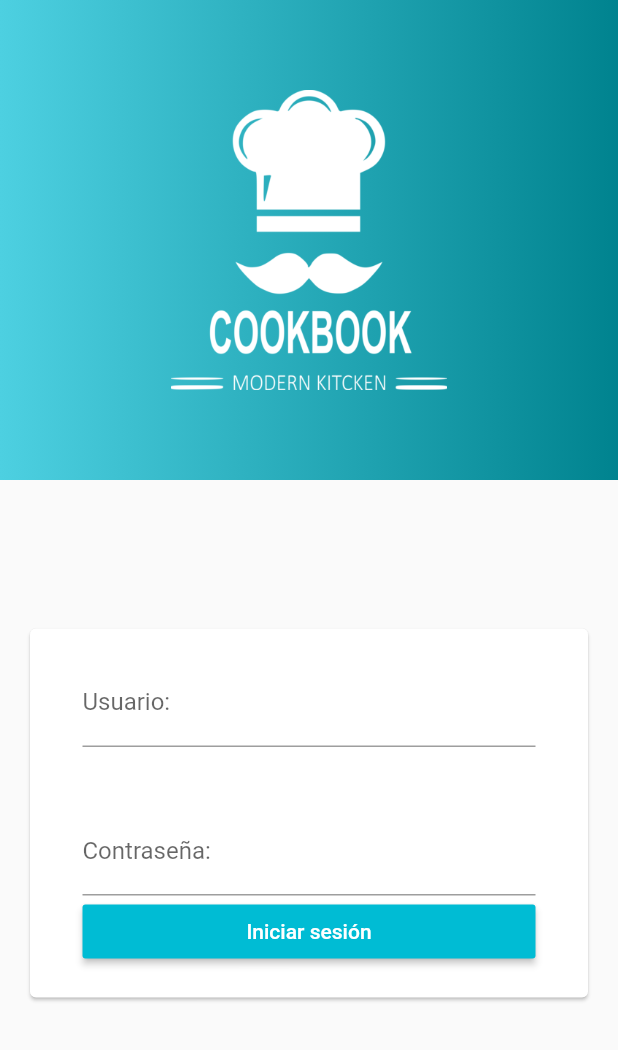
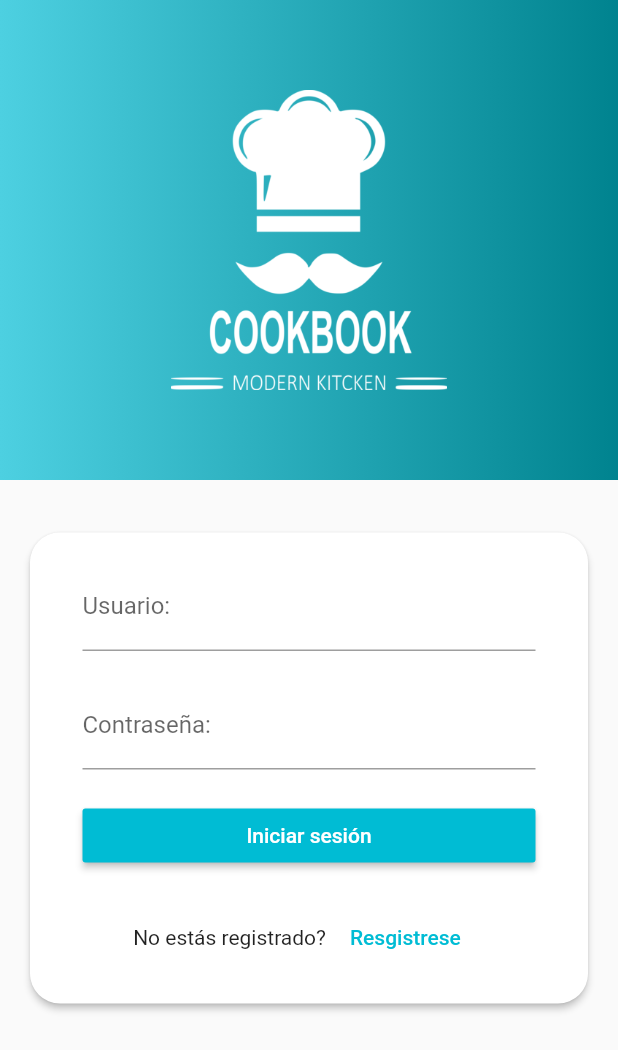
Before and after one commit to virkinia/flutter_final_project, a Flutter app: the screen it shows after launch, on a phone screen of 412 x 824 dp. Shown: the top 1050 px of the screen. Run offline on Flutter 3.47's test engine with Material 2 defaults, Android fonts, the phone set to English and light mode, and no system bars.

```diff
--- a/lib/src/screens/login_screen.dart
+++ b/lib/src/screens/login_screen.dart
@@ -27,25 +27,35 @@ class _LoginScreenState extends State<LoginScreen> {
             height: 200,
           ),
         ),
-        Center(
+        Transform.translate(
+          offset: Offset(0, -20),
+          child: Center(
+            child: SingleChildScrollView(
               child: Card(
-            margin: const EdgeInsets.only(left: 20, right: 20, top: 260),
+                elevation: 2,
+                shape: RoundedRectangleBorder(
+                    borderRadius: BorderRadius.circular(20)),
+                margin: const EdgeInsets.only(
+                    left: 20, right: 20, top: 260, bottom: 20),
                 borderOnForeground: true,
                 child: Padding(
-              padding: const EdgeInsets.symmetric(horizontal: 35, vertical: 20),
+                  padding:
+                      const EdgeInsets.symmetric(horizontal: 35, vertical: 20),
                   child: Column(
                     mainAxisSize: MainAxisSize.min,
                     children: <Widget>[
                       TextFormField(
                         decoration: InputDecoration(labelText: "Usuario:"),
                       ),
-                  SizedBox(height: 40),
+                      SizedBox(height: 20),
                       TextFormField(
                         decoration: InputDecoration(labelText: "Contraseña:"),
                         obscureText: true,
                       ),
+                      SizedBox(height: 20),
                       Theme(
-                    data: Theme.of(context).copyWith(accentColor: Colors.white),
+                        data: Theme.of(context)
+                            .copyWith(accentColor: Colors.white),
                         child: RaisedButton(
                           textColor: Colors.white,
                           color: Theme.of(context).primaryColor,
@@ -64,8 +74,21 @@ class _LoginScreenState extends State<LoginScreen> {
                             ],
                           ),
                         ),
+                      ),
+                      SizedBox(height: 20),
+                      Row(
+                        mainAxisAlignment: MainAxisAlignment.center,
+                        children: <Widget>[
+                          Text('No estás registrado?'),
+                          FlatButton(
+                              textColor: Theme.of(context).primaryColor,
+                              child: Text('Resgistrese'),
+                              onPressed: () => _goToRegister(context))
+                        ],
                       )
                     ],
+                  ),
+                ),
               ),
             ),
           ),
@@ -81,4 +104,8 @@ class _LoginScreenState extends State<LoginScreen> {
       });
     }
   }
+
+  _goToRegister(BuildContext context) {
+    Navigator.of(context).pushNamed('/register');
   }
+}
```
Lines whose indentation alone changed are shown as unchanged.
